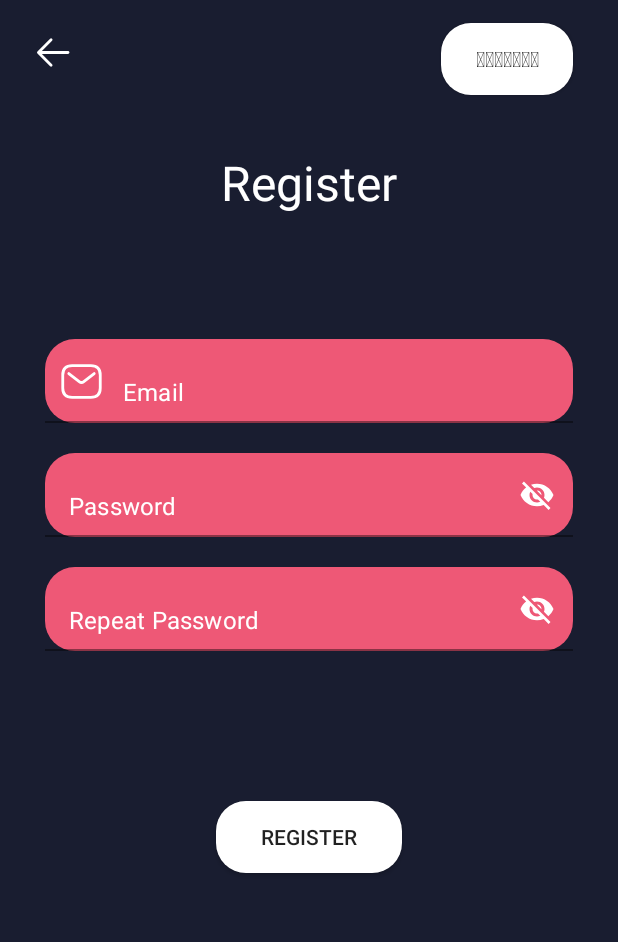
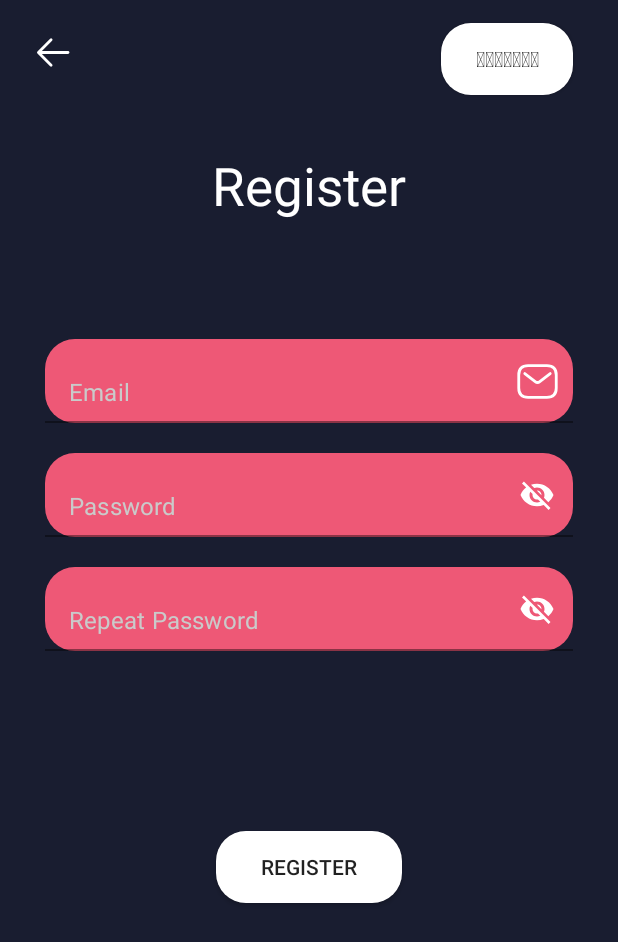
Before and after one commit to SabaDogonadze/Wallpaper, an Android app: the RegisterFragment screen opened through its navigation route, on a phone screen of 412 x 824 dp. Shown: the top 942 px of the screen. Run offline under Robolectric (Android 15) with nearby library versions, the phone set to English and light mode, and no system bars; our stand-ins replace Dagger/Hilt's generated code, Firebase (no records; nobody signed in at launch, a user with empty details on screens opened directly); 1 statement that could not run was skipped.

Commit message:
fix login and register
fix login and register ui
add custom errors

```diff
--- a/WallpaperApp/app/src/main/java/com/example/wallpaperapp/presentation/favourite/FavouriteFragment.kt
+++ b/WallpaperApp/app/src/main/java/com/example/wallpaperapp/presentation/favourite/FavouriteFragment.kt
@@ -2,7 +2,6 @@ package com.example.wallpaperapp.presentation.favourite
 
 import android.util.Log.d
 import android.view.View
-import android.widget.Toast
 import androidx.core.content.ContextCompat
 import androidx.fragment.app.viewModels
 import androidx.lifecycle.Lifecycle
@@ -14,9 +13,9 @@ import androidx.recyclerview.widget.LinearLayoutManager
 import androidx.recyclerview.widget.RecyclerView
 import com.example.wallpaperapp.R
 import com.example.wallpaperapp.databinding.FragmentFavouriteBinding
-import com.example.wallpaperapp.util.extensions.customize
 import com.example.wallpaperapp.presentation.base.BaseFragment
 import com.example.wallpaperapp.util.SwipeAndDeleteCallback
+import com.example.wallpaperapp.util.extensions.customize
 import com.google.android.material.snackbar.Snackbar
 import dagger.hilt.android.AndroidEntryPoint
 import kotlinx.coroutines.launch
--- a/WallpaperApp/app/src/main/res/layout/fragment_register.xml
+++ b/WallpaperApp/app/src/main/res/layout/fragment_register.xml
@@ -9,15 +9,15 @@
 
 
     <androidx.appcompat.widget.AppCompatButton
+        android:id="@+id/btn_language"
         android:layout_width="wrap_content"
         android:layout_height="wrap_content"
-        app:layout_constraintEnd_toEndOf="parent"
+        android:layout_marginTop="15dp"
         android:layout_marginEnd="30dp"
-        android:layout_marginTop="15dp"
-        app:layout_constraintTop_toTopOf="parent"
         android:background="@drawable/bg_btn_language"
         android:text="@string/language"
-        android:id="@+id/btn_language"/>
+        app:layout_constraintEnd_toEndOf="parent"
+        app:layout_constraintTop_toTopOf="parent" />
 
 
     <ProgressBar
@@ -49,7 +49,7 @@
         android:layout_marginTop="100dp"
         android:text="@string/register"
         android:textColor="@color/white"
-        android:textSize="32sp"
+        android:textSize="35sp"
         app:layout_constraintEnd_toEndOf="parent"
         app:layout_constraintStart_toStartOf="parent"
         app:layout_constraintTop_toTopOf="parent" />
@@ -61,43 +61,32 @@
         android:layout_height="wrap_content"
         android:layout_marginStart="30dp"
         android:layout_marginTop="20dp"
+        android:layout_marginBottom="20dp"
         android:layout_marginEnd="30dp"
         android:hint="@string/email"
         android:textColorHint="@color/white"
+        app:boxStrokeColor="@color/white"
+        app:boxStrokeWidth="1dp"
+        app:boxStrokeWidthFocused="2dp"
+        app:hintEnabled="false"
         app:layout_constraintEnd_toEndOf="parent"
         app:layout_constraintStart_toStartOf="parent"
         app:layout_constraintTop_toBottomOf="@+id/guideline"
-        app:startIconDrawable="@drawable/ic_email"
-        app:startIconTint="@color/white"
-        app:hintEnabled="false"
-        app:boxStrokeColor="@color/white"
-        app:boxStrokeWidthFocused="2dp"
-        app:boxStrokeWidth="1dp">
+        app:endIconDrawable="@drawable/ic_email"
+        app:endIconTint="@color/white"
+        app:endIconMode="custom">
 
         <com.google.android.material.textfield.TextInputEditText
             android:id="@+id/et_user_email"
-            android:background="@drawable/bg_auth_input"
             android:layout_width="match_parent"
             android:layout_height="wrap_content"
+            android:background="@drawable/bg_auth_input"
             android:hint="@string/email"
-            android:textColorHint="@color/white"
-            android:textColor="@color/white" />
+            android:textColor="@color/white"
+            android:textColorHint="@color/gray" />
 
     </com.google.android.material.textfield.TextInputLayout>
 
-    <!--  <androidx.appcompat.widget.AppCompatEditText
-          android:id="@+id/et_user_email"
-          android:layout_width="match_parent"
-          android:layout_height="wrap_content"
-          android:layout_marginStart="30dp"
-          android:layout_marginTop="20dp"
-          android:layout_marginEnd="30dp"
-          android:background="@drawable/bg_auth_input"
-          android:hint="@string/email"
-          android:textColorHint="@color/white"
-          app:layout_constraintEnd_toEndOf="parent"
-          app:layout_constraintStart_toStartOf="parent"
-          app:layout_constraintTop_toBottomOf="@+id/guideline" />-->
 
     <com.google.android.material.textfield.TextInputLayout
         android:id="@+id/et_user_password_container"
@@ -106,7 +95,10 @@
         android:layout_marginStart="30dp"
         android:layout_marginTop="20dp"
         android:layout_marginEnd="30dp"
+        app:boxStrokeColor="@color/white"
+        app:boxStrokeWidthFocused="2dp"
         app:hintEnabled="false"
+        android:layout_marginBottom="20dp"
         app:layout_constraintEnd_toEndOf="parent"
         app:layout_constraintStart_toStartOf="parent"
         app:layout_constraintTop_toBottomOf="@+id/et_user_email_container"
@@ -117,26 +109,14 @@
             android:id="@+id/et_user_password"
             android:layout_width="match_parent"
             android:layout_height="match_parent"
+            android:gravity="center_vertical"
+            android:background="@drawable/bg_auth_input"
             android:hint="@string/password"
-            android:textColorHint="@color/white"
+            android:inputType="text"
             android:textColor="@color/white"
-            android:background="@drawable/bg_auth_input" />
+            android:textColorHint="@color/gray" />
 
     </com.google.android.material.textfield.TextInputLayout>
-
-    <!-- <androidx.appcompat.widget.AppCompatEditText
-         android:id="@+id/et_user_password"
-         android:layout_width="match_parent"
-         android:layout_height="wrap_content"
-         app:layout_constraintEnd_toEndOf="parent"
-         app:layout_constraintStart_toStartOf="parent"
-         app:layout_constraintTop_toBottomOf="@+id/et_user_email_container"
-         android:layout_marginStart="30dp"
-         android:layout_marginTop="20dp"
-         android:layout_marginEnd="30dp"
-         android:background="@drawable/bg_auth_input"
-         android:hint="@string/password"
-         android:textColorHint="@color/white" />-->
 
     <com.google.android.material.textfield.TextInputLayout
         android:id="@+id/et_user_repeat_password_container"
@@ -144,7 +124,10 @@
         android:layout_height="wrap_content"
         android:layout_marginStart="30dp"
         android:layout_marginTop="20dp"
+        android:layout_marginBottom="20dp"
         android:layout_marginEnd="30dp"
+        app:boxStrokeColor="@color/white"
+        app:boxStrokeWidthFocused="2dp"
         app:hintEnabled="false"
         app:layout_constraintEnd_toEndOf="parent"
         app:layout_constraintStart_toStartOf="parent"
@@ -156,26 +139,15 @@
             android:id="@+id/et_user_repeat_password"
             android:layout_width="match_parent"
             android:layout_height="match_parent"
+            android:background="@drawable/bg_auth_input"
+            android:gravity="center_vertical"
             android:hint="@string/repeat_password"
-            android:textColorHint="@color/white"
+            android:inputType="text"
+            android:layout_marginBottom="20dp"
             android:textColor="@color/white"
-            android:background="@drawable/bg_auth_input" />
+            android:textColorHint="@color/gray" />
 
     </com.google.android.material.textfield.TextInputLayout>
-
-    <!-- <androidx.appcompat.widget.AppCompatEditText
-         android:id="@+id/et_user_repeat_password"
-         android:layout_width="match_parent"
-         android:layout_height="wrap_content"
-         app:layout_constraintEnd_toEndOf="parent"
-         app:layout_constraintStart_toStartOf="parent"
-         app:layout_constraintTop_toBottomOf="@+id/et_user_password"
-         android:layout_marginStart="30dp"
-         android:layout_marginTop="20dp"
-         android:layout_marginEnd="30dp"
-         android:background="@drawable/bg_auth_input"
-         android:hint="@string/repeat_password"
-         android:textColorHint="@color/white" />-->
 
 
     <androidx.appcompat.widget.AppCompatButton
```
Also changed, not shown: WallpaperApp/app/src/main/java/com/example/wallpaperapp/presentation/login/LoginFragment.kt (+6 -7 lines), WallpaperApp/app/src/main/java/com/example/wallpaperapp/presentation/login/LoginViewModel.kt (+19 -10 lines), WallpaperApp/app/src/main/java/com/example/wallpaperapp/presentation/register/RegisterFragment.kt (+8 -9 lines), WallpaperApp/app/src/main/java/com/example/wallpaperapp/presentation/register/RegisterViewmodel.kt (+18 -11 lines), WallpaperApp/app/src/main/res/layout/fragment_login.xml (+57 -21 lines).
